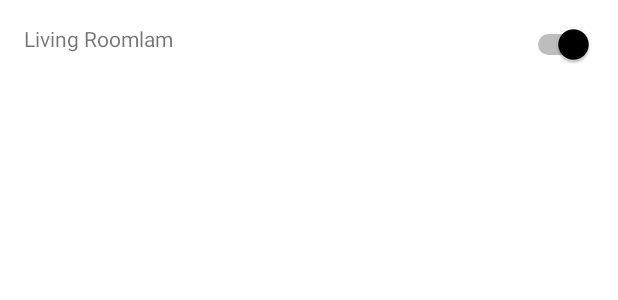
After one commit to paulzin/SmartHouse, an Android app: the layout item_device.xml on its own in the app's theme, with its tools: preview values and no code run, on a phone screen of 412 x 824 dp. The commit adds this screen. Shown: the top 300 px of the screen. Run offline under Robolectric (Android 15) with nearby library versions, the phone set to English and light mode, and no system bars.

Commit message:
Added UI for devices list

```diff
--- a/smarthouseandroid/src/main/java/com/paulzin/smarthouseandroid/SignInActivity.kt
+++ b/smarthouseandroid/src/main/java/com/paulzin/smarthouseandroid/SignInActivity.kt
@@ -5,7 +5,6 @@ import android.os.Bundle
 import android.support.v7.app.AppCompatActivity
 import android.util.Log
 import android.widget.Toast
-import com.bumptech.glide.Glide
 import com.google.android.gms.auth.api.Auth
 import com.google.android.gms.auth.api.signin.GoogleSignInAccount
 import com.google.android.gms.auth.api.signin.GoogleSignInOptions
@@ -42,7 +41,7 @@ class SignInActivity : AppCompatActivity(), GoogleApiClient.OnConnectionFailedLi
         mFirebaseAuth = FirebaseAuth.getInstance()
         dbRef = FirebaseDatabase.getInstance().reference
 
-        Glide.with(this).load(R.drawable.sign_in_background).crossFade().into(backgroundImage)
+//        Glide.with(this).load(R.drawable.sign_in_background).crossFade().into(backgroundImage)
 
         signInButton.setOnClickListener { signIn() }
     }
--- /dev/null
+++ b/smarthouseandroid/src/main/java/com/paulzin/smarthouseandroid/model/Device.kt
@@ -0,0 +1,5 @@
+package com.paulzin.smarthouseandroid.model
+
+class Device(val id: String, val name: String, val status : String) {
+    constructor() : this("", "", "")
+}
--- a/smarthouseandroid/src/main/java/com/paulzin/smarthouseandroid/model/User.kt
+++ b/smarthouseandroid/src/main/java/com/paulzin/smarthouseandroid/model/User.kt
@@ -1,3 +1,3 @@
 package com.paulzin.smarthouseandroid.model
 
-class User(val userId: String, val name: String)
+data class User(val userId: String, val name: String)
--- /dev/null
+++ b/smarthouseandroid/src/main/res/layout/item_device.xml
@@ -0,0 +1,20 @@
+<?xml version="1.0" encoding="utf-8"?>
+<RelativeLayout xmlns:android="http://schemas.android.com/apk/res/android"
+    android:layout_width="match_parent"
+    android:layout_height="wrap_content"
+    android:padding="16dp">
+
+    <TextView
+        android:id="@+id/deviceName"
+        android:layout_width="wrap_content"
+        android:layout_height="wrap_content"
+        android:text="Living Roomlam" />
+
+    <Switch
+        android:id="@+id/deviceSwitch"
+        android:layout_width="wrap_content"
+        android:layout_height="wrap_content"
+        android:layout_alignParentTop="true"
+        android:layout_alignParentEnd="true"
+        android:checked="true"/>
+</RelativeLayout>
--- a/smarthouseandroid/src/main/res/values/strings.xml
+++ b/smarthouseandroid/src/main/res/values/strings.xml
@@ -2,4 +2,5 @@
     <string name="app_name">Smart House</string>
     <string name="add_new_device">Add new device</string>
     <string name="sign_in">Sign in</string>
+    <string name="no_devices">You don\'t have any devices</string>
 </resources>
```
Also changed, not shown: smarthouseandroid/build.gradle (+5 -4 lines), smarthouseandroid/src/main/java/com/paulzin/smarthouseandroid/MainActivity.kt (+32 -0 lines), smarthouseandroid/src/main/res/layout/activity_main.xml (+33 -6 lines).
